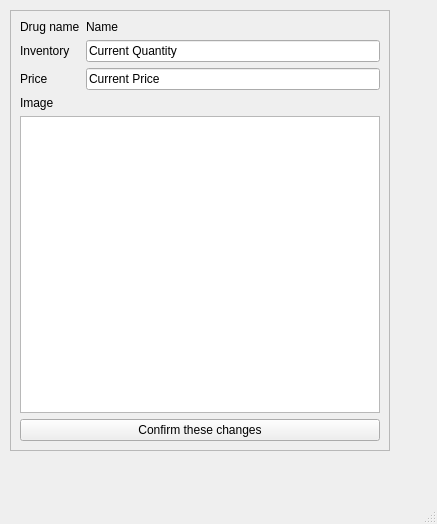
WNewsome/Pharmaceutical-Point-of-Sale, file changedrugwindow.ui: the form before one commit.
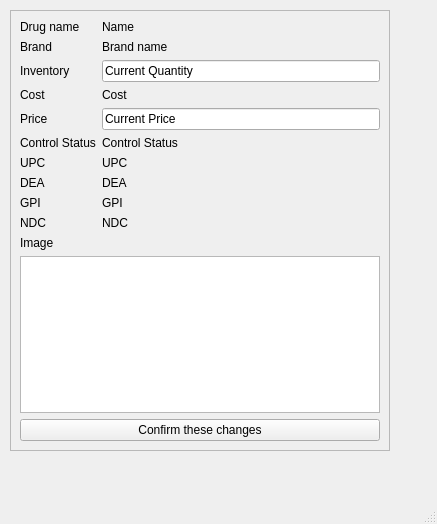
The form after the commit.

```diff
--- a/changedrugwindow.ui
+++ b/changedrugwindow.ui
@@ -52,13 +52,6 @@
       </item>
       <item row="0" column="0">
        <layout class="QGridLayout" name="gridLayout">
-        <item row="1" column="0">
-         <widget class="QLabel" name="label_2">
-          <property name="text">
-           <string>Inventory</string>
-          </property>
-         </widget>
-        </item>
         <item row="0" column="0">
          <widget class="QLabel" name="label">
           <property name="text">
@@ -66,10 +59,31 @@
           </property>
          </widget>
         </item>
+        <item row="4" column="1">
+         <widget class="QLineEdit" name="lineEdit">
+          <property name="text">
+           <string>Current Price</string>
+          </property>
+         </widget>
+        </item>
+        <item row="6" column="0">
+         <widget class="QLabel" name="label_7">
+          <property name="text">
+           <string>UPC</string>
+          </property>
+         </widget>
+        </item>
+        <item row="2" column="0">
+         <widget class="QLabel" name="label_2">
+          <property name="text">
+           <string>Inventory</string>
+          </property>
+         </widget>
+        </item>
         <item row="1" column="1">
-         <widget class="QLineEdit" name="lineEdit_2">
+         <widget class="QLabel" name="label_12">
           <property name="text">
-           <string>Current Quantity</string>
+           <string>Brand name</string>
           </property>
          </widget>
         </item>
@@ -80,17 +94,101 @@
           </property>
          </widget>
         </item>
-        <item row="2" column="0">
+        <item row="2" column="1">
+         <widget class="QLineEdit" name="lineEdit_2">
+          <property name="text">
+           <string>Current Quantity</string>
+          </property>
+         </widget>
+        </item>
+        <item row="9" column="0">
+         <widget class="QLabel" name="label_11">
+          <property name="text">
+           <string>NDC</string>
+          </property>
+         </widget>
+        </item>
+        <item row="1" column="0">
+         <widget class="QLabel" name="label_6">
+          <property name="text">
+           <string>Brand</string>
+          </property>
+         </widget>
+        </item>
+        <item row="6" column="1">
+         <widget class="QLabel" name="label_14">
+          <property name="text">
+           <string>UPC</string>
+          </property>
+         </widget>
+        </item>
+        <item row="8" column="0">
+         <widget class="QLabel" name="label_10">
+          <property name="text">
+           <string>GPI</string>
+          </property>
+         </widget>
+        </item>
+        <item row="5" column="1">
+         <widget class="QLabel" name="label_13">
+          <property name="text">
+           <string>Control Status</string>
+          </property>
+         </widget>
+        </item>
+        <item row="8" column="1">
+         <widget class="QLabel" name="label_16">
+          <property name="text">
+           <string>GPI</string>
+          </property>
+         </widget>
+        </item>
+        <item row="5" column="0">
+         <widget class="QLabel" name="label_8">
+          <property name="text">
+           <string>Control Status</string>
+          </property>
+         </widget>
+        </item>
+        <item row="7" column="1">
+         <widget class="QLabel" name="label_15">
+          <property name="text">
+           <string>DEA</string>
+          </property>
+         </widget>
+        </item>
+        <item row="9" column="1">
+         <widget class="QLabel" name="label_17">
+          <property name="text">
+           <string>NDC</string>
+          </property>
+         </widget>
+        </item>
+        <item row="7" column="0">
+         <widget class="QLabel" name="label_9">
+          <property name="text">
+           <string>DEA</string>
+          </property>
+         </widget>
+        </item>
+        <item row="4" column="0">
          <widget class="QLabel" name="label_3">
           <property name="text">
            <string>Price</string>
           </property>
          </widget>
         </item>
-        <item row="2" column="1">
-         <widget class="QLineEdit" name="lineEdit">
+        <item row="3" column="0">
+         <widget class="QLabel" name="label_18">
           <property name="text">
-           <string>Current Price</string>
+           <string>Cost</string>
+          </property>
+         </widget>
+        </item>
+        <item row="3" column="1">
+         <widget class="QLabel" name="label_19">
+          <property name="text">
+           <string>Cost</string>
           </property>
          </widget>
         </item>
```
